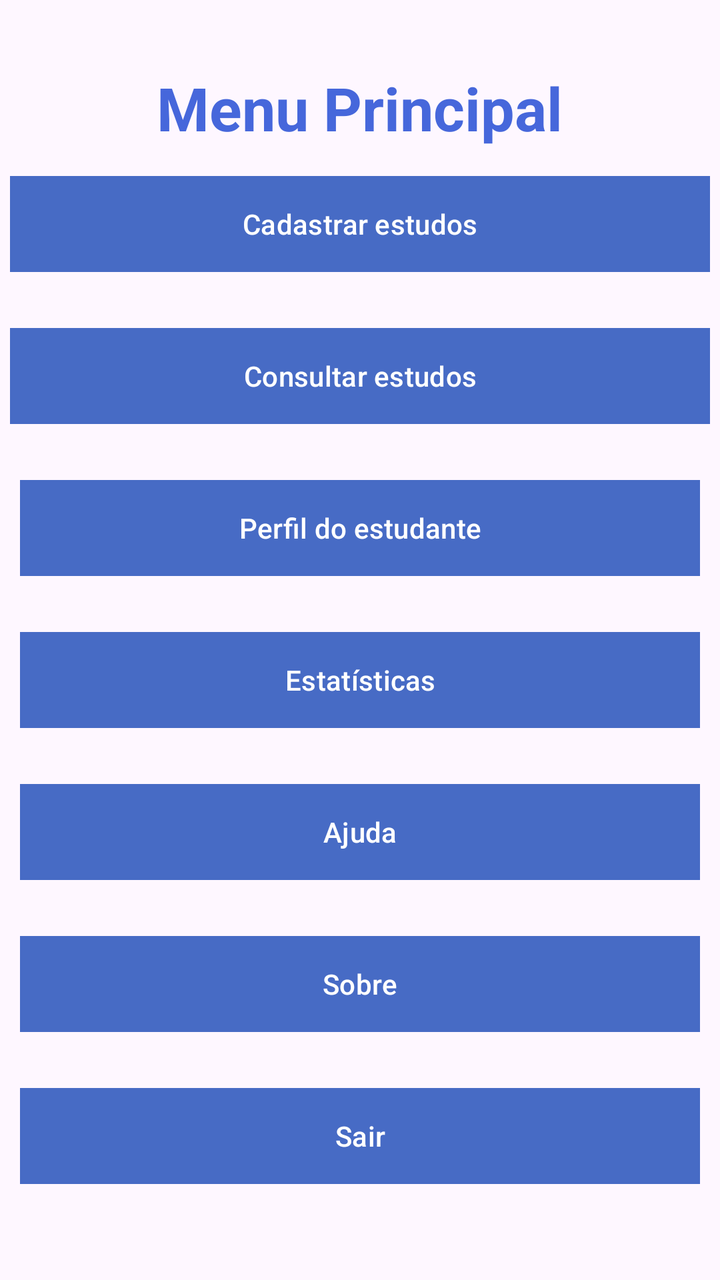
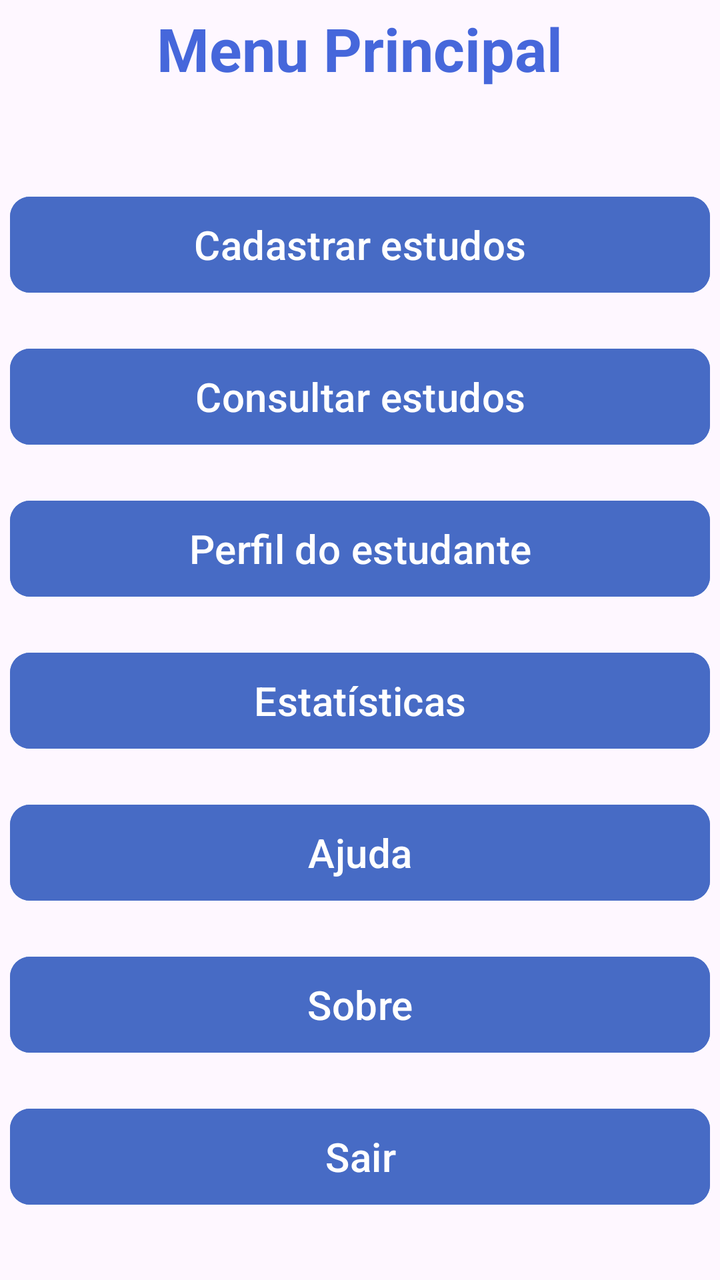

An Android layout rendered at two revisions. The XML below is the earlier revision; the diff shows what the commit changed to produce the second picture.
<!-- AndroidManifest.xml: application theme Theme.MyApp -->
<!-- res/layout/menu.xml -->
<?xml version="1.0" encoding="utf-8"?>
<LinearLayout xmlns:android="http://schemas.android.com/apk/res/android"
    xmlns:app="http://schemas.android.com/apk/res-auto"
    xmlns:tools="http://schemas.android.com/tools"
    android:id="@+id/main"
    android:layout_width="match_parent"
    android:layout_height="match_parent"
    android:orientation="vertical"
    android:gravity="center_vertical"

    >

    <TextView
        android:layout_width="wrap_content"
        android:layout_height="wrap_content"
        android:text="Menu Principal"
        android:textSize="30dp"
        android:textStyle="bold"
        android:layout_gravity="center_horizontal"
        android:textColor="#4667DB"
        />
    <com.google.android.material.button.MaterialButton
        android:id="@+id/btnCadastrar"
        android:layout_width="350dp"
        android:layout_height="56dp"
        android:layout_margin="10dp"
        android:text="Cadastrar estudos"
        android:layout_gravity="center_horizontal"
        app:cornerRadius="0dp"
        android:backgroundTint="#476BC5"/>
    <com.google.android.material.button.MaterialButton
        android:id="@+id/btnConsultar"
        android:layout_width="350dp"
        android:layout_height="56dp"
        android:layout_margin="10dp"
        android:text="Consultar estudos"
        android:layout_gravity="center_horizontal"
        app:cornerRadius="0dp"
        android:backgroundTint="#476BC5"/>
    <com.google.android.material.button.MaterialButton
        android:id="@+id/btnPerfil"
        android:layout_width="match_parent"
        android:layout_height="56dp"
        android:layout_margin="10dp"
        android:text="Perfil do estudante"
        android:layout_gravity="center_horizontal"
        app:cornerRadius="0dp"
        android:backgroundTint="#476BC5"/>
    <com.google.android.material.button.MaterialButton
        android:id="@+id/btnEstatisticas"
        android:layout_width="match_parent"
        android:layout_height="56dp"
        android:layout_margin="10dp"
        android:text="Estatísticas"
        android:layout_gravity="center_horizontal"
        app:cornerRadius="0dp"
        android:backgroundTint="#476BC5"/>
    <com.google.android.material.button.MaterialButton
        android:id="@+id/btnAjuda"
        android:layout_width="match_parent"
        android:layout_height="56dp"
        android:layout_margin="10dp"
        android:text="Ajuda"
        android:layout_gravity="center_horizontal"
        app:cornerRadius="0dp"
        android:backgroundTint="#476BC5"/>
    <com.google.android.material.button.MaterialButton
        android:id="@+id/btnSobre"
        android:layout_width="match_parent"
        android:layout_height="56dp"
        android:layout_margin="10dp"
        android:text="Sobre"
        android:layout_gravity="center_horizontal"
        app:cornerRadius="0dp"
        android:backgroundTint="#476BC5"/>
    <com.google.android.material.button.MaterialButton
        android:id="@+id/btnSair"
        android:layout_width="match_parent"
        android:layout_height="56dp"
        android:layout_margin="10dp"
        android:text="Sair"
        android:layout_gravity="center_horizontal"
        app:cornerRadius="0dp"
        android:backgroundTint="#476BC5"/>




</LinearLayout>
<!-- resources referenced by this layout -->
<resources>
  <style name="Theme.MyApp" parent="Base.Theme.MyApp" />
  <style name="Base.Theme.MyApp" parent="Theme.Material3.DayNight.NoActionBar">
          
          
      </style>
</resources>

<!-- the commit's change to res/layout/menu.xml (unified diff, before → after) -->
@@ -11,6 +11,7 @@
     >
 
     <TextView
+        android:id="@+id/text"
         android:layout_width="wrap_content"
         android:layout_height="wrap_content"
         android:text="Menu Principal"
@@ -18,6 +19,8 @@
         android:textStyle="bold"
         android:layout_gravity="center_horizontal"
         android:textColor="#4667DB"
+        android:layout_marginTop="-20dp"
+        android:layout_marginBottom="40dp"
         />
     <com.google.android.material.button.MaterialButton
         android:id="@+id/btnCadastrar"
@@ -25,8 +28,9 @@
         android:layout_height="56dp"
         android:layout_margin="10dp"
         android:text="Cadastrar estudos"
+        android:textSize="20dp"
         android:layout_gravity="center_horizontal"
-        app:cornerRadius="0dp"
+        app:cornerRadius="10dp"
         android:backgroundTint="#476BC5"/>
     <com.google.android.material.button.MaterialButton
         android:id="@+id/btnConsultar"
@@ -34,53 +38,59 @@
         android:layout_height="56dp"
         android:layout_margin="10dp"
         android:text="Consultar estudos"
+        android:textSize="20dp"
         android:layout_gravity="center_horizontal"
-        app:cornerRadius="0dp"
+        app:cornerRadius="10dp"
         android:backgroundTint="#476BC5"/>
     <com.google.android.material.button.MaterialButton
         android:id="@+id/btnPerfil"
-        android:layout_width="match_parent"
+        android:layout_width="350dp"
         android:layout_height="56dp"
         android:layout_margin="10dp"
         android:text="Perfil do estudante"
+        android:textSize="20dp"
         android:layout_gravity="center_horizontal"
-        app:cornerRadius="0dp"
+        app:cornerRadius="10dp"
         android:backgroundTint="#476BC5"/>
     <com.google.android.material.button.MaterialButton
         android:id="@+id/btnEstatisticas"
-        android:layout_width="match_parent"
+        android:layout_width="350dp"
         android:layout_height="56dp"
         android:layout_margin="10dp"
         android:text="Estatísticas"
+        android:textSize="20dp"
         android:layout_gravity="center_horizontal"
-        app:cornerRadius="0dp"
+        app:cornerRadius="10dp"
         android:backgroundTint="#476BC5"/>
     <com.google.android.material.button.MaterialButton
         android:id="@+id/btnAjuda"
-        android:layout_width="match_parent"
+        android:layout_width="350dp"
         android:layout_height="56dp"
         android:layout_margin="10dp"
         android:text="Ajuda"
         android:layout_gravity="center_horizontal"
-        app:cornerRadius="0dp"
+        android:textSize="20dp"
+        app:cornerRadius="10dp"
         android:backgroundTint="#476BC5"/>
     <com.google.android.material.button.MaterialButton
         android:id="@+id/btnSobre"
-        android:layout_width="match_parent"
+        android:layout_width="350dp"
         android:layout_height="56dp"
         android:layout_margin="10dp"
         android:text="Sobre"
         android:layout_gravity="center_horizontal"
-        app:cornerRadius="0dp"
+        android:textSize="20dp"
+        app:cornerRadius="10dp"
         android:backgroundTint="#476BC5"/>
     <com.google.android.material.button.MaterialButton
         android:id="@+id/btnSair"
-        android:layout_width="match_parent"
+        android:layout_width="350dp"
         android:layout_height="56dp"
         android:layout_margin="10dp"
         android:text="Sair"
         android:layout_gravity="center_horizontal"
-        app:cornerRadius="0dp"
+        android:textSize="20dp"
+        app:cornerRadius="10dp"
         android:backgroundTint="#476BC5"/>
 
 
